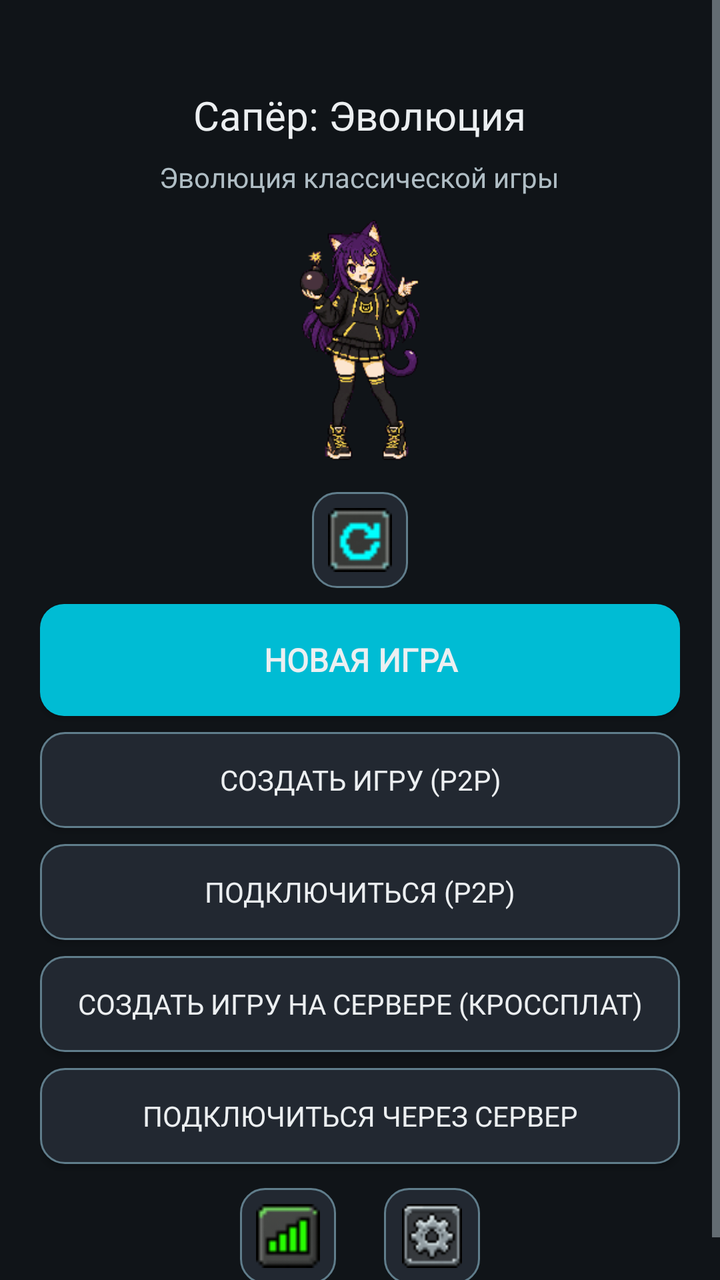
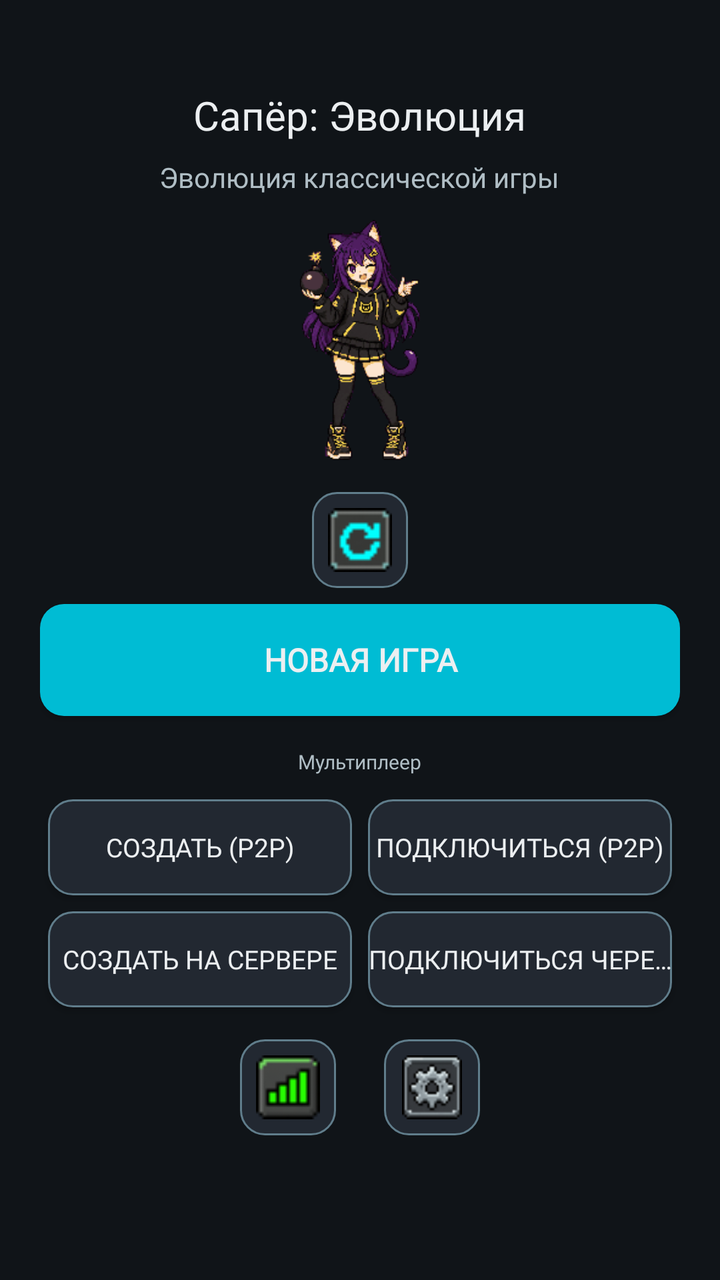

Compare the two renders of this Android layout. The source of the first and the diff that turns it into the second are given below.
<!-- AndroidManifest.xml: application theme Theme.MinesweeperEvolution -->
<!-- res/layout/activity_main.xml -->
<?xml version="1.0" encoding="utf-8"?>
<ScrollView xmlns:android="http://schemas.android.com/apk/res/android"
    android:layout_width="match_parent"
    android:layout_height="match_parent"
    android:background="@color/bg_dark"
    android:fillViewport="true">

    <LinearLayout
        android:layout_width="match_parent"
        android:layout_height="wrap_content"
        android:orientation="vertical"
        android:padding="20dp">

        
        <TextView
            android:id="@+id/title"
            android:layout_width="wrap_content"
            android:layout_height="wrap_content"
            android:layout_gravity="center"
            android:layout_marginTop="24dp"
            android:fontFamily="@font/press_start_2p"
            android:text="@string/app_name"
            android:textColor="@color/text_primary"
            android:textSize="20sp"
            android:maxLines="2"
            android:gravity="center" />

        <TextView
            android:id="@+id/subtitle"
            android:layout_width="wrap_content"
            android:layout_height="wrap_content"
            android:layout_gravity="center"
            android:layout_marginTop="8dp"
            android:fontFamily="@font/pixelify_sans"
            android:text="@string/app_subtitle"
            android:textColor="@color/text_secondary"
            android:textSize="14sp" />

        
        <ImageView
            android:id="@+id/mascotImage"
            android:layout_width="120dp"
            android:layout_height="120dp"
            android:layout_gravity="center"
            android:layout_marginTop="12dp"
            android:layout_marginBottom="16dp"
            android:contentDescription="@string/app_name"
            android:src="@drawable/mascot_idle" />

        
        <Button
            android:id="@+id/btnContinue"
            android:layout_width="match_parent"
            android:layout_height="56dp"
            android:layout_marginBottom="8dp"
            android:background="@drawable/bg_button_primary"
            android:fontFamily="@font/pixelify_sans"
            android:text="@string/continue_game"
            android:textColor="@color/text_primary"
            android:textSize="16sp"
            android:textStyle="bold"
            android:visibility="gone" />

        
        <ImageView
            android:id="@+id/btnQuickGame"
            android:layout_width="48dp"
            android:layout_height="48dp"
            android:layout_gravity="center"
            android:layout_marginBottom="8dp"
            android:background="@drawable/bg_button_secondary"
            android:padding="8dp"
            android:scaleType="fitCenter"
            android:src="@drawable/icon_retry"
            android:contentDescription="@string/restart"
            android:clickable="true"
            android:focusable="true" />

        
        <Button
            android:id="@+id/btnNewGame"
            android:layout_width="match_parent"
            android:layout_height="56dp"
            android:layout_marginBottom="8dp"
            android:background="@drawable/bg_button_primary"
            android:fontFamily="@font/pixelify_sans"
            android:text="@string/new_game"
            android:textColor="@color/text_primary"
            android:textSize="16sp"
            android:textStyle="bold" />

        
        <Button
            android:id="@+id/btnMpHost"
            android:layout_width="match_parent"
            android:layout_height="48dp"
            android:layout_marginBottom="8dp"
            android:background="@drawable/bg_button_secondary"
            android:fontFamily="@font/pixelify_sans"
            android:text="@string/mp_host"
            android:textColor="@color/text_primary"
            android:textSize="14sp" />

        <Button
            android:id="@+id/btnMpJoin"
            android:layout_width="match_parent"
            android:layout_height="48dp"
            android:layout_marginBottom="8dp"
            android:background="@drawable/bg_button_secondary"
            android:fontFamily="@font/pixelify_sans"
            android:text="@string/mp_join"
            android:textColor="@color/text_primary"
            android:textSize="14sp" />

        <Button
            android:id="@+id/btnMpRelayHost"
            android:layout_width="match_parent"
            android:layout_height="48dp"
            android:layout_marginBottom="8dp"
            android:background="@drawable/bg_button_secondary"
            android:fontFamily="@font/pixelify_sans"
            android:text="@string/mp_relay_host"
            android:textColor="@color/text_primary"
            android:textSize="14sp" />

        <Button
            android:id="@+id/btnMpRelayJoin"
            android:layout_width="match_parent"
            android:layout_height="48dp"
            android:layout_marginBottom="12dp"
            android:background="@drawable/bg_button_secondary"
            android:fontFamily="@font/pixelify_sans"
            android:text="@string/mp_relay_join"
            android:textColor="@color/text_primary"
            android:textSize="14sp" />

        
        <LinearLayout
            android:layout_width="match_parent"
            android:layout_height="wrap_content"
            android:orientation="horizontal"
            android:gravity="center">

            <ImageView
                android:id="@+id/btnStats"
                android:layout_width="48dp"
                android:layout_height="48dp"
                android:layout_marginEnd="24dp"
                android:background="@drawable/bg_button_secondary"
                android:padding="8dp"
                android:scaleType="fitCenter"
                android:src="@drawable/icon_stats"
                android:contentDescription="@string/stats"
                android:clickable="true"
                android:focusable="true" />

            <ImageView
                android:id="@+id/btnSettings"
                android:layout_width="48dp"
                android:layout_height="48dp"
                android:background="@drawable/bg_button_secondary"
                android:padding="8dp"
                android:scaleType="fitCenter"
                android:src="@drawable/icon_settings"
                android:contentDescription="@string/settings"
                android:clickable="true"
                android:focusable="true" />
        </LinearLayout>

    </LinearLayout>
</ScrollView>
<!-- resources referenced by this layout -->
<resources>
  <color name="bg_dark">#FF101418</color>
  <color name="text_primary">#FFECEFF1</color>
  <color name="text_secondary">#FFB0BEC5</color>
  <!-- drawable bg_button_primary (drawable) -->
  <?xml version="1.0" encoding="utf-8"?>
  <selector xmlns:android="http://schemas.android.com/apk/res/android">
      
      <item android:state_pressed="true">
          <shape android:shape="rectangle">
              <solid android:color="@color/accent_2"/>
              <corners android:radius="12dp"/>
          </shape>
      </item>
      
      <item>
          <shape android:shape="rectangle">
              <solid android:color="@color/accent"/>
              <corners android:radius="12dp"/>
          </shape>
      </item>
  </selector>
  <!-- drawable bg_button_secondary (drawable) -->
  <?xml version="1.0" encoding="utf-8"?>
  <selector xmlns:android="http://schemas.android.com/apk/res/android">
      
      <item android:state_selected="true">
          <shape android:shape="rectangle">
              <solid android:color="@color/accent"/>
              <corners android:radius="12dp"/>
              <stroke android:width="1dp" android:color="@color/accent_2"/>
          </shape>
      </item>
      
      <item android:state_pressed="true">
          <shape android:shape="rectangle">
              <solid android:color="@color/bg_panel_alt"/>
              <corners android:radius="12dp"/>
              <stroke android:width="2dp" android:color="@color/accent"/>
          </shape>
      </item>
      
      <item>
          <shape android:shape="rectangle">
              <solid android:color="@color/bg_panel_alt"/>
              <corners android:radius="12dp"/>
              <stroke android:width="1dp" android:color="@color/text_dim"/>
          </shape>
      </item>
  </selector>
  <!-- drawable icon_stats: png bitmap (drawable, 471 bytes) -->
  <string name="app_name">Сапёр: Эволюция</string>
  <string name="app_subtitle">Эволюция классической игры</string>
  <string name="continue_game">Продолжить</string>
  <string name="mp_host">Создать игру (P2P)</string>
  <string name="mp_join">Подключиться (P2P)</string>
  <string name="mp_relay_host">Создать игру на сервере (кроссплат)</string>
  <string name="mp_relay_join">Подключиться через сервер</string>
  <string name="new_game">Новая игра</string>
  <string name="restart">Заново</string>
  <string name="settings">Настройки</string>
  <string name="stats">Статистика</string>
  <style name="Theme.MinesweeperEvolution" parent="Theme.AppCompat.NoActionBar">
          <item name="colorPrimary">@color/accent</item>
          <item name="colorPrimaryDark">@color/accent_2</item>
          <item name="colorAccent">@color/accent</item>
          <item name="android:windowBackground">@color/bg_dark</item>
          <item name="android:textColorPrimary">@color/text_primary</item>
          <item name="android:textColorSecondary">@color/text_secondary</item>
          <item name="android:statusBarColor" tools:targetApi="l">@color/bg_dark</item>
          
          <item name="android:alertDialogTheme">@style/Theme.MinesweeperDialog</item>
          <item name="alertDialogTheme">@style/Theme.MinesweeperDialog</item>
      </style>
  <color name="accent_2">#FF26C6DA</color>
  <color name="accent">#FF00BCD4</color>
  <color name="bg_panel_alt">#FF222831</color>
  <color name="text_dim">#FF607D8B</color>
  <style name="Theme.MinesweeperDialog" parent="Theme.AppCompat.Dialog.Alert">
          <item name="android:windowBackground">@color/bg_panel</item>
          <item name="android:textColorPrimary">@color/text_primary</item>
          <item name="android:textColorSecondary">@color/text_secondary</item>
          <item name="colorAccent">@color/accent</item>
          <item name="android:buttonBarButtonStyle">@style/Widget.DialogButton</item>
      </style>
  <color name="bg_panel">#FF1A1F26</color>
  <style name="Widget.DialogButton" parent="Widget.AppCompat.Button.ButtonBar.AlertDialog">
          <item name="android:textColor">@color/accent</item>
      </style>
  <!-- unchanged entries left out for length: 3 -->
</resources>

<!-- the commit's change to res/layout/activity_main.xml (unified diff, before → after) -->
@@ -81,7 +81,7 @@
             android:id="@+id/btnNewGame"
             android:layout_width="match_parent"
             android:layout_height="56dp"
-            android:layout_marginBottom="8dp"
+            android:layout_marginBottom="16dp"
             android:background="@drawable/bg_button_primary"
             android:fontFamily="@font/pixelify_sans"
             android:text="@string/new_game"
@@ -90,49 +90,76 @@
             android:textStyle="bold" />
 
         
-        <Button
-            android:id="@+id/btnMpHost"
+        <TextView
+            android:layout_width="wrap_content"
+            android:layout_height="wrap_content"
+            android:fontFamily="@font/press_start_2p"
+            android:text="@string/mp_section"
+            android:textColor="@color/text_secondary"
+            android:textSize="10sp"
+            android:layout_marginBottom="8dp"
+            android:layout_gravity="center" />
+
+        <GridLayout
             android:layout_width="match_parent"
-            android:layout_height="48dp"
-            android:layout_marginBottom="8dp"
-            android:background="@drawable/bg_button_secondary"
-            android:fontFamily="@font/pixelify_sans"
-            android:text="@string/mp_host"
-            android:textColor="@color/text_primary"
-            android:textSize="14sp" />
+            android:layout_height="wrap_content"
+            android:columnCount="2"
+            android:rowCount="2"
+            android:useDefaultMargins="true"
+            android:layout_marginBottom="12dp">
 
-        <Button
-            android:id="@+id/btnMpJoin"
-            android:layout_width="match_parent"
-            android:layout_height="48dp"
-            android:layout_marginBottom="8dp"
-            android:background="@drawable/bg_button_secondary"
-            android:fontFamily="@font/pixelify_sans"
-            android:text="@string/mp_join"
-            android:textColor="@color/text_primary"
-            android:textSize="14sp" />
+            <Button
+                android:id="@+id/btnMpHost"
+                android:layout_width="0dp"
+                android:layout_height="48dp"
+                android:layout_columnWeight="1"
+                android:background="@drawable/bg_button_secondary"
+                android:fontFamily="@font/pixelify_sans"
+                android:text="@string/mp_host"
+                android:textColor="@color/text_primary"
+                android:textSize="13sp"
+                android:maxLines="1"
+                android:ellipsize="end" />
 
-        <Button
-            android:id="@+id/btnMpRelayHost"
-            android:layout_width="match_parent"
-            android:layout_height="48dp"
-            android:layout_marginBottom="8dp"
-            android:background="@drawable/bg_button_secondary"
-            android:fontFamily="@font/pixelify_sans"
-            android:text="@string/mp_relay_host"
-            android:textColor="@color/text_primary"
-            android:textSize="14sp" />
+            <Button
+                android:id="@+id/btnMpJoin"
+                android:layout_width="0dp"
+                android:layout_height="48dp"
+                android:layout_columnWeight="1"
+                android:background="@drawable/bg_button_secondary"
+                android:fontFamily="@font/pixelify_sans"
+                android:text="@string/mp_join"
+                android:textColor="@color/text_primary"
+                android:textSize="13sp"
+                android:maxLines="1"
+                android:ellipsize="end" />
 
-        <Button
-            android:id="@+id/btnMpRelayJoin"
-            android:layout_width="match_parent"
-            android:layout_height="48dp"
-            android:layout_marginBottom="12dp"
-            android:background="@drawable/bg_button_secondary"
-            android:fontFamily="@font/pixelify_sans"
-            android:text="@string/mp_relay_join"
-            android:textColor="@color/text_primary"
-            android:textSize="14sp" />
+            <Button
+                android:id="@+id/btnMpRelayHost"
+                android:layout_width="0dp"
+                android:layout_height="48dp"
+                android:layout_columnWeight="1"
+                android:background="@drawable/bg_button_secondary"
+                android:fontFamily="@font/pixelify_sans"
+                android:text="@string/mp_relay_host"
+                android:textColor="@color/text_primary"
+                android:textSize="13sp"
+                android:maxLines="1"
+                android:ellipsize="end" />
+
+            <Button
+                android:id="@+id/btnMpRelayJoin"
+                android:layout_width="0dp"
+                android:layout_height="48dp"
+                android:layout_columnWeight="1"
+                android:background="@drawable/bg_button_secondary"
+                android:fontFamily="@font/pixelify_sans"
+                android:text="@string/mp_relay_join"
+                android:textColor="@color/text_primary"
+                android:textSize="13sp"
+                android:maxLines="1"
+                android:ellipsize="end" />
+        </GridLayout>
 
         
         <LinearLayout
<!-- resource entries referenced after the edit -->
@@ -53,10 +53,11 @@
   <string name="app_name">Сапёр: Эволюция</string>
   <string name="app_subtitle">Эволюция классической игры</string>
   <string name="continue_game">Продолжить</string>
-  <string name="mp_host">Создать игру (P2P)</string>
+  <string name="mp_host">Создать (P2P)</string>
   <string name="mp_join">Подключиться (P2P)</string>
-  <string name="mp_relay_host">Создать игру на сервере (кроссплат)</string>
+  <string name="mp_relay_host">Создать на сервере</string>
   <string name="mp_relay_join">Подключиться через сервер</string>
+  <string name="mp_section">Мультиплеер</string>
   <string name="new_game">Новая игра</string>
   <string name="restart">Заново</string>
   <string name="settings">Настройки</string>
